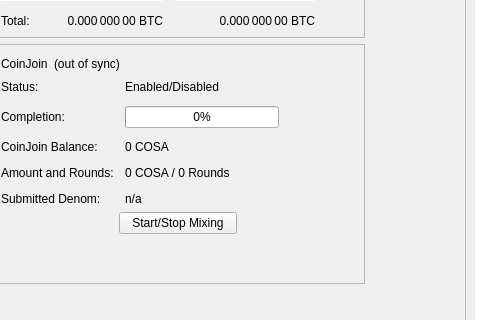
This is src/qt/forms/overviewpage.ui in piratecash/piratecash as Qt 5 draws it before an edit; both pictures show x 114 to 594 and y 178 to 498 of the 960 by 585 pixel window. The edited form follows.
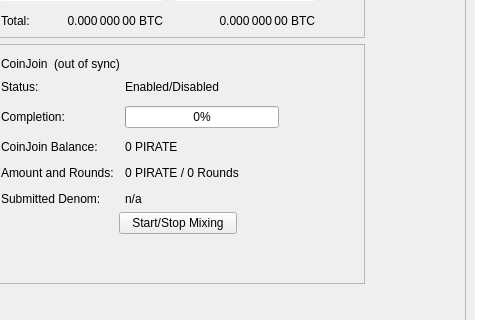
This is the edited form.

Commit message: port: import remaining PirateCash v19.1.2 state

```diff
--- a/src/qt/forms/overviewpage.ui
+++ b/src/qt/forms/overviewpage.ui
@@ -455,7 +455,7 @@
             <item row="2" column="1">
              <widget class="QLabel" name="labelAnonymized">
               <property name="text">
-               <string notr="true">0 COSA</string>
+               <string notr="true">0 PIRATE</string>
               </property>
              </widget>
             </item>
@@ -469,7 +469,7 @@
             <item row="3" column="1">
              <widget class="QLabel" name="labelAmountRounds">
               <property name="text">
-               <string>0 COSA / 0 Rounds</string>
+               <string>0 PIRATE / 0 Rounds</string>
               </property>
              </widget>
             </item>
```
Left out of the diff: 6 changed lines with no effect on the pictures. The commit also changes 527 other files.
